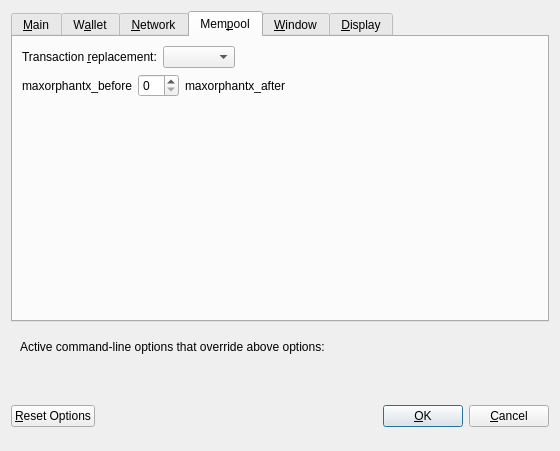
Before: the Qt Designer form src/qt/forms/optionsdialog.ui in bitcoincore-dev/bitcoin-2001-863168-294116-d812cf1189, drawn with Qt 5.
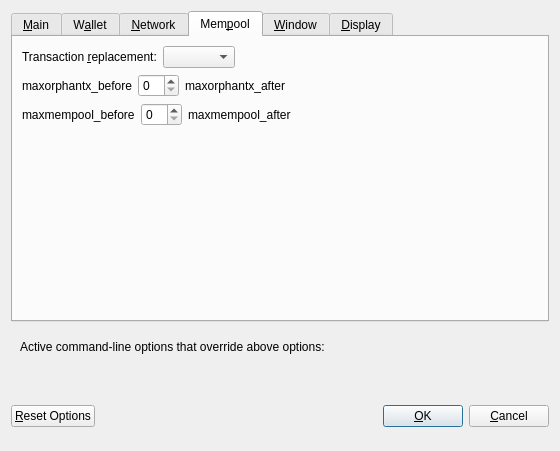
After: the same form once the commit is applied. The open tabs and pages were chosen to show the change. Custom widgets are drawn as their Qt base class.

Commit message: Qt/Options: Configure maxmempool using rwconf

Patch:
```diff
--- a/src/qt/forms/optionsdialog.ui
+++ b/src/qt/forms/optionsdialog.ui
@@ -686,6 +686,52 @@
          </item>
         </layout>
        </item>
+       <item>
+        <layout class="QHBoxLayout" name="horizontalLayout_Mempool_maxmempool">
+         <item>
+          <widget class="QLabel" name="maxmempoolLabel_before">
+           <property name="text">
+            <string notr="true">maxmempool_before</string>
+           </property>
+           <property name="textFormat">
+            <enum>Qt::PlainText</enum>
+           </property>
+           <property name="buddy">
+            <cstring>maxmempool</cstring>
+           </property>
+          </widget>
+         </item>
+         <item>
+          <widget class="QSpinBox" name="maxmempool"/>
+         </item>
+         <item>
+          <widget class="QLabel" name="maxmempoolLabel_after">
+           <property name="text">
+            <string notr="true">maxmempool_after</string>
+           </property>
+           <property name="textFormat">
+            <enum>Qt::PlainText</enum>
+           </property>
+           <property name="buddy">
+            <cstring>maxmempool</cstring>
+           </property>
+          </widget>
+         </item>
+         <item>
+          <spacer name="horizontalSpacer_Mempool_maxmempool">
+           <property name="orientation">
+            <enum>Qt::Horizontal</enum>
+           </property>
+           <property name="sizeHint" stdset="0">
+            <size>
+             <width>40</width>
+             <height>20</height>
+            </size>
+           </property>
+          </spacer>
+         </item>
+        </layout>
+       </item>
        <item>
         <spacer name="verticalSpacer_Mempool">
          <property name="orientation">
```
The commit also changes 7 other files.
